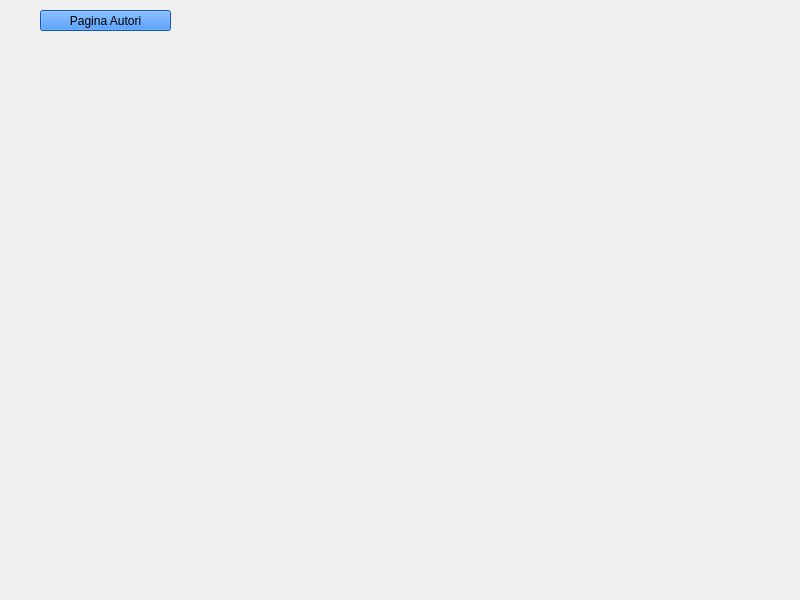
FranckRedery/PROGETTO_PO, file mainwindow.ui: the form before one commit.
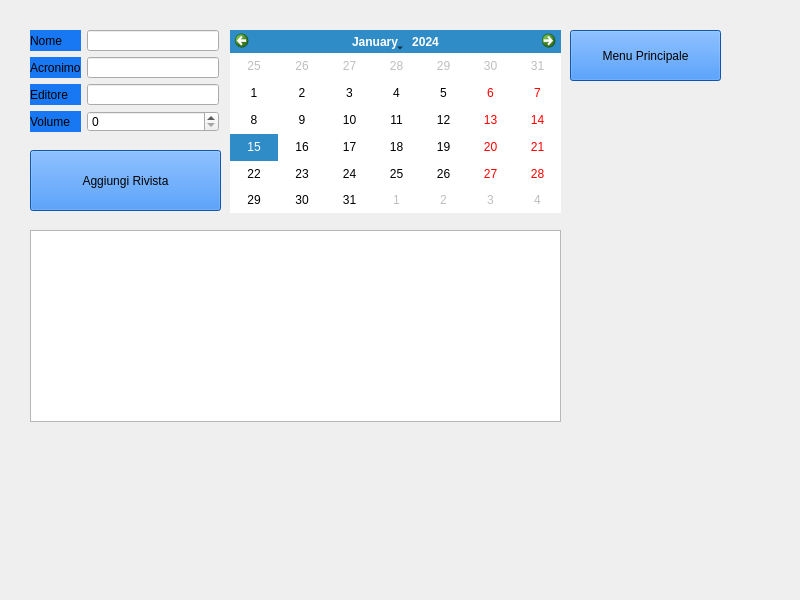
The form after the commit.

Diff of the .ui file:
```diff
--- a/mainwindow.ui
+++ b/mainwindow.ui
@@ -30,24 +30,40 @@
      <string notr="true"/>
     </property>
     <property name="currentIndex">
-     <number>0</number>
+     <number>2</number>
     </property>
     <widget class="QWidget" name="pagina_principale">
-     <widget class="QPushButton" name="go_pag_autori">
+     <widget class="QWidget" name="">
       <property name="geometry">
        <rect>
         <x>40</x>
         <y>10</y>
-        <width>131</width>
-        <height>21</height>
+        <width>261</width>
+        <height>25</height>
        </rect>
       </property>
-      <property name="styleSheet">
-       <string notr="true">background-color: rgb(24,119,242);</string>
-      </property>
-      <property name="text">
-       <string>Pagina Autori</string>
-      </property>
+      <layout class="QGridLayout" name="gridLayout_2">
+       <item row="0" column="0">
+        <widget class="QPushButton" name="go_pag_autori">
+         <property name="styleSheet">
+          <string notr="true">background-color: rgb(24,119,242);</string>
+         </property>
+         <property name="text">
+          <string>Pagina Autori</string>
+         </property>
+        </widget>
+       </item>
+       <item row="0" column="1">
+        <widget class="QPushButton" name="go_pag_riviste">
+         <property name="styleSheet">
+          <string notr="true">background-color: rgb(24,119,242);</string>
+         </property>
+         <property name="text">
+          <string>Pagine Riviste</string>
+         </property>
+        </widget>
+       </item>
+      </layout>
      </widget>
     </widget>
     <widget class="QWidget" name="pagina_autori">
@@ -123,6 +139,154 @@
           <string notr="true">background-color: rgb(255, 255, 255);</string>
          </property>
         </widget>
+       </item>
+      </layout>
+     </widget>
+     <widget class="QPushButton" name="pulsante_torna_menu">
+      <property name="geometry">
+       <rect>
+        <x>320</x>
+        <y>10</y>
+        <width>131</width>
+        <height>31</height>
+       </rect>
+      </property>
+      <property name="styleSheet">
+       <string notr="true">background-color: rgb(24,119,242);</string>
+      </property>
+      <property name="text">
+       <string>Menu principale</string>
+      </property>
+     </widget>
+    </widget>
+    <widget class="QWidget" name="pagina_riviste">
+     <widget class="QCalendarWidget" name="calendario_rivista">
+      <property name="geometry">
+       <rect>
+        <x>230</x>
+        <y>30</y>
+        <width>331</width>
+        <height>183</height>
+       </rect>
+      </property>
+      <property name="horizontalHeaderFormat">
+       <enum>QCalendarWidget::NoHorizontalHeader</enum>
+      </property>
+      <property name="verticalHeaderFormat">
+       <enum>QCalendarWidget::NoVerticalHeader</enum>
+      </property>
+     </widget>
+     <widget class="QListWidget" name="lista_riviste">
+      <property name="geometry">
+       <rect>
+        <x>30</x>
+        <y>230</y>
+        <width>531</width>
+        <height>192</height>
+       </rect>
+      </property>
+     </widget>
+     <widget class="QPushButton" name="pulsante_aggiungi_rivista">
+      <property name="geometry">
+       <rect>
+        <x>30</x>
+        <y>150</y>
+        <width>191</width>
+        <height>61</height>
+       </rect>
+      </property>
+      <property name="styleSheet">
+       <string notr="true">background-color: rgb(24,119,242);</string>
+      </property>
+      <property name="text">
+       <string>Aggiungi Rivista</string>
+      </property>
+     </widget>
+     <widget class="QPushButton" name="pulsante_tornaalmenu">
+      <property name="geometry">
+       <rect>
+        <x>570</x>
+        <y>30</y>
+        <width>151</width>
+        <height>51</height>
+       </rect>
+      </property>
+      <property name="styleSheet">
+       <string notr="true">background-color: rgb(24,119,242);</string>
+      </property>
+      <property name="text">
+       <string>Menu Principale</string>
+      </property>
+     </widget>
+     <widget class="QWidget" name="">
+      <property name="geometry">
+       <rect>
+        <x>30</x>
+        <y>30</y>
+        <width>189</width>
+        <height>102</height>
+       </rect>
+      </property>
+      <layout class="QGridLayout" name="gridLayout_5">
+       <item row="0" column="0">
+        <layout class="QGridLayout" name="gridLayout_3">
+         <item row="0" column="0">
+          <widget class="QLabel" name="nome_rivista">
+           <property name="styleSheet">
+            <string notr="true">background-color: rgb(24,119,242);</string>
+           </property>
+           <property name="text">
+            <string>Nome</string>
+           </property>
+          </widget>
+         </item>
+         <item row="1" column="0">
+          <widget class="QLabel" name="acronimo_rivista">
+           <property name="styleSheet">
+            <string notr="true">background-color: rgb(24,119,242);</string>
+           </property>
+           <property name="text">
+            <string>Acronimo</string>
+           </property>
+          </widget>
+         </item>
+         <item row="2" column="0">
+          <widget class="QLabel" name="editore_rivista">
+           <property name="styleSheet">
+            <string notr="true">background-color: rgb(24,119,242);</string>
+           </property>
+           <property name="text">
+            <string>Editore</string>
+           </property>
+          </widget>
+         </item>
+         <item row="3" column="0">
+          <widget class="QLabel" name="volume_rivista">
+           <property name="styleSheet">
+            <string notr="true">background-color: rgb(24,119,242);</string>
+           </property>
+           <property name="text">
+            <string>Volume</string>
+           </property>
+          </widget>
+         </item>
+        </layout>
+       </item>
+       <item row="0" column="1">
+        <layout class="QGridLayout" name="gridLayout_4">
+         <item row="0" column="0">
+          <widget class="QLineEdit" name="inserisci_nome"/>
+         </item>
+         <item row="1" column="0">
+          <widget class="QLineEdit" name="inserisci_acronimo"/>
+         </item>
+         <item row="2" column="0">
+          <widget class="QLineEdit" name="inserisci_editore"/>
+         </item>
+         <item row="3" column="0">
+          <widget class="QSpinBox" name="inserisci_volume"/>
+         </item>
+        </layout>
        </item>
       </layout>
      </widget>
```
